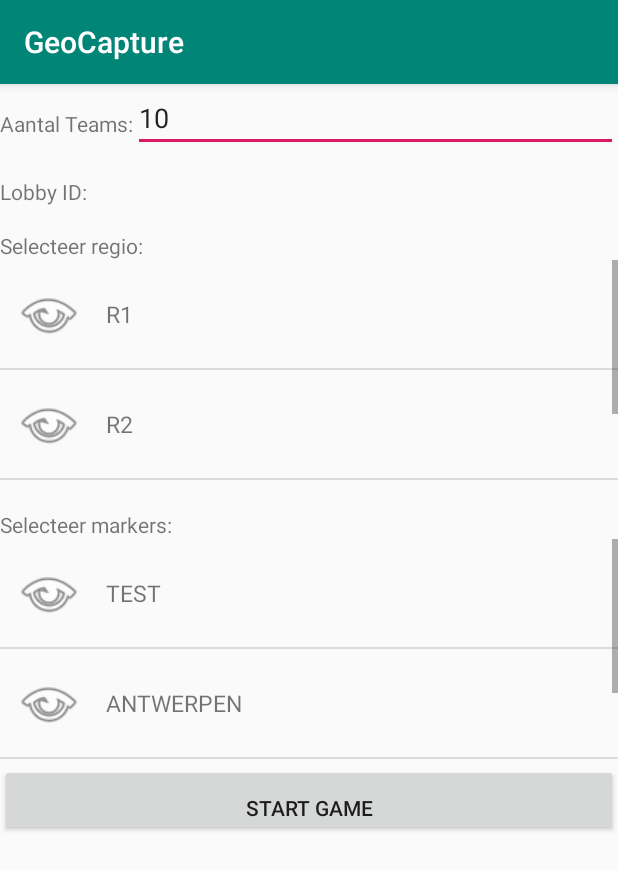
After one commit to AP-Elektronica-ICT/CA1819-HansAnders, an Android app: the HostConfigActivity screen opened directly, with no data from a screen before it, on a phone screen of 412 x 824 dp. The commit adds this screen. Shown: the top 870 px of the screen. Run offline under Robolectric (Android 15) with nearby library versions, the phone set to English and light mode, and no system bars.

Commit message:
Host configuration app

```diff
--- a/MobApp/app/src/main/AndroidManifest.xml
+++ b/MobApp/app/src/main/AndroidManifest.xml
@@ -33,6 +33,7 @@
         <activity android:name=".MapActivity" />
         <activity android:name=".MarkerListActivity"></activity>
         <activity android:name=".RegionListActivity"></activity>
+        <activity android:name=".HostConfigActivity"></activity>
     </application>
 
 </manifest>
--- a/MobApp/app/src/main/java/be/ap/eaict/geocapture/HomeActivity.java
+++ b/MobApp/app/src/main/java/be/ap/eaict/geocapture/HomeActivity.java
@@ -31,6 +31,14 @@
     }
 
     private  void init(){
+        Button btnHostConfig = (Button) findViewById(R.id.btnHost);
+        btnHostConfig.setOnClickListener(new View.OnClickListener(){
+            public void onClick(View view){
+                Intent intent = new Intent(HomeActivity.this, HostConfigActivity.class);
+                startActivity(intent);
+            }
+        });
+
         Button btnMap = (Button) findViewById(R.id.btnMap);
         btnMap.setOnClickListener(new View.OnClickListener(){
             public void onClick(View view){
--- /dev/null
+++ b/MobApp/app/src/main/java/be/ap/eaict/geocapture/HostConfigActivity.java
@@ -0,0 +1,38 @@
+package be.ap.eaict.geocapture;
+
+import android.os.Bundle;
+import android.support.annotation.Nullable;
+import android.support.v7.app.AppCompatActivity;
+import android.widget.ListView;
+
+import java.util.ArrayList;
+import java.util.List;
+
+public class HostConfigActivity extends AppCompatActivity {
+
+    protected void onCreate(@Nullable Bundle savedInstanceState){
+        super.onCreate(savedInstanceState);
+        setContentView(R.layout.activity_host_config);
+
+        List<String> markers = new ArrayList<>();
+        markers.add("test");
+        markers.add("Antwerpen");
+        markers.add("Gent");
+
+        final ListView markerList = (ListView) findViewById(R.id.markers_list);
+        final MarkerAdapter markerAdapter = new MarkerAdapter(this, markers);
+        markerList.setAdapter(markerAdapter);
+
+
+
+
+        List<String> region = new ArrayList<>();
+        region.add("r1");
+        region.add("r2");
+        region.add("r3");
+
+        final ListView regionList = (ListView) findViewById(R.id.region_list);
+        final MarkerAdapter regionAdapter = new MarkerAdapter(this, region);
+        regionList.setAdapter(regionAdapter);
+    }
+}
--- a/MobApp/app/src/main/res/layout/activity_home.xml
+++ b/MobApp/app/src/main/res/layout/activity_home.xml
@@ -9,6 +9,15 @@
     android:orientation="vertical"
     android:gravity="center"
     >
+
+    <Button
+        android:id="@+id/btnHost"
+        android:layout_width="wrap_content"
+        android:layout_height="wrap_content"
+        android:layout_marginTop="8dp"
+        android:text="Host"
+        app:layout_constraintTop_toBottomOf="@+id/btnList"
+        tools:layout_editor_absoluteX="0dp" />
 
     <Button
         android:layout_width="wrap_content"
--- /dev/null
+++ b/MobApp/app/src/main/res/layout/activity_host_config.xml
@@ -0,0 +1,64 @@
+<?xml version="1.0" encoding="utf-8"?>
+<LinearLayout xmlns:android="http://schemas.android.com/apk/res/android"
+    android:layout_width="match_parent"
+    android:layout_height="match_parent"
+    android:orientation="vertical">
+
+    <LinearLayout xmlns:android="http://schemas.android.com/apk/res/android"
+        android:layout_width="match_parent"
+        android:layout_height="wrap_content"
+        android:orientation="horizontal">
+        <TextView
+            android:layout_marginTop="25px"
+            android:layout_width="wrap_content"
+            android:layout_height="wrap_content"
+            android:text="Aantal Teams:" />
+        <EditText
+            android:id="@+id/teamCount"
+            android:layout_width="match_parent"
+            android:layout_height="wrap_content"
+            android:ems="10"
+            android:layout_gravity="end"
+            android:inputType="textPersonName"
+            android:text="10" />
+    </LinearLayout>
+
+
+
+    <TextView
+        android:layout_marginTop="25px"
+        android:layout_width="wrap_content"
+        android:layout_height="wrap_content"
+        android:text="Lobby ID:" />
+
+    <TextView
+        android:layout_marginTop="25px"
+        android:layout_width="wrap_content"
+        android:layout_height="wrap_content"
+        android:text="Selecteer regio:" />
+
+    <ListView
+        android:id="@+id/region_list"
+        android:layout_width="match_parent"
+        android:layout_height="150dp">
+    </ListView>
+
+    <TextView
+        android:layout_marginTop="25px"
+        android:layout_width="wrap_content"
+        android:layout_height="wrap_content"
+        android:text="Selecteer markers:" />
+    <ListView
+        android:id="@+id/markers_list"
+        android:layout_width="match_parent"
+        android:layout_height="150dp">
+    </ListView>
+
+    <Button
+        android:layout_width="match_parent"
+        android:id="@+id/btnStart"
+        android:layout_height="wrap_content"
+        android:layout_marginBottom="0px"
+        android:paddingBottom="0px"
+        android:text="Start Game" />
+</LinearLayout>
```
